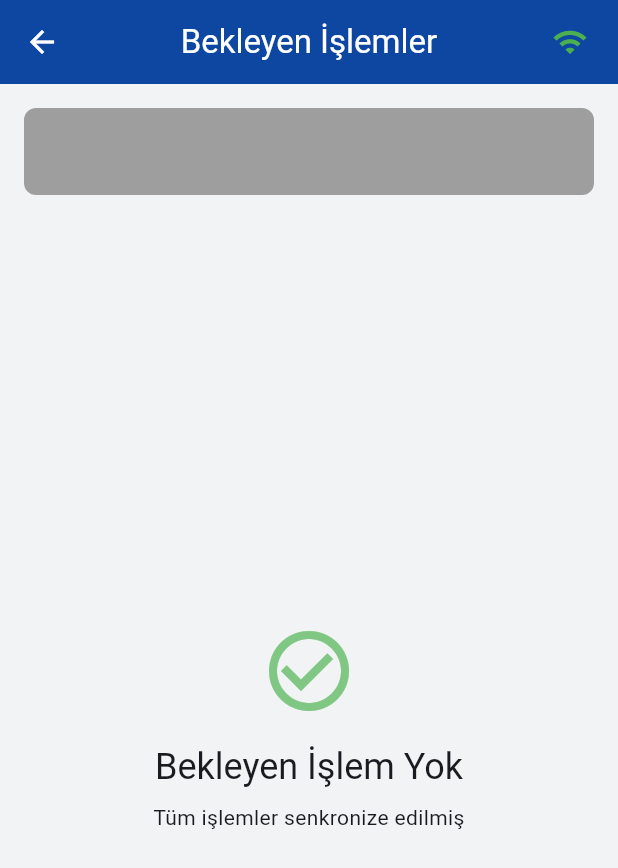
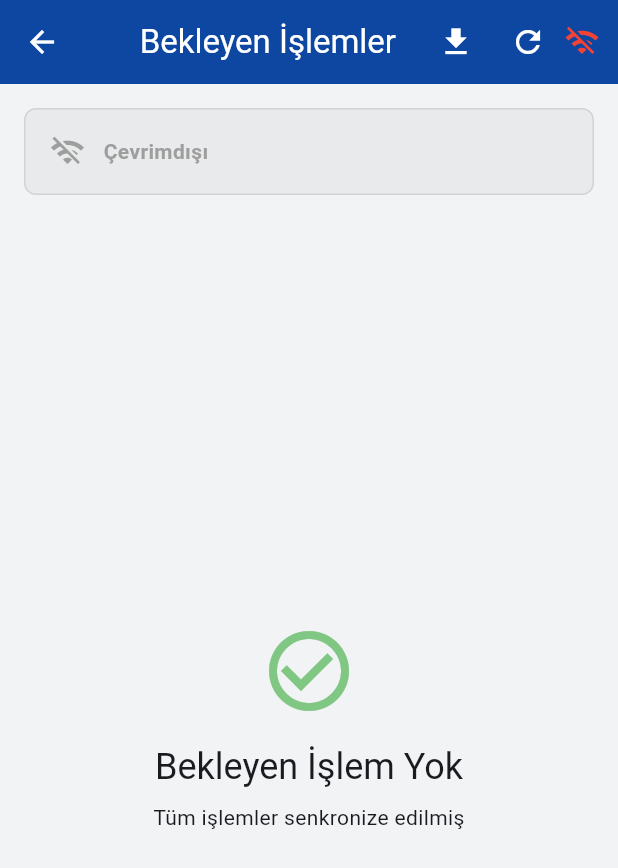
Before and after one commit to foxxafa/diapalet, a Flutter app: the PendingOperationsScreen screen opened directly, on a phone screen of 412 x 824 dp. Shown: the top 868 px of the screen. Run offline on Flutter 3.47's test engine with Material 3 defaults, Android fonts, the phone set to English and light mode, and no system bars; our stand-ins replace connectivity_plus, device_info_plus, dio, easy_localization, sqflite; missing offline and left inert: mobile_scanner; accounts and stored records are empty; network calls fail.

Commit message:
Refactor PendingOperationsScreen to improve UI and connectivity indication
- Replaced withValues method with withOpacity for color adjustments.
- Changed app bar implementation from SharedAppBar to AppBar for consistency.
- Added a connectivity indicator to the app bar to reflect sync status.

```diff
--- a/lib/features/pending_operations/presentation/pending_operations_screen.dart
+++ b/lib/features/pending_operations/presentation/pending_operations_screen.dart
@@ -2,7 +2,6 @@ import 'package:flutter/material.dart';
 import 'package:easy_localization/easy_localization.dart';
 import '../../../core/sync/sync_service.dart';
 import '../../../core/sync/pending_operation.dart';
-import '../../../core/widgets/shared_app_bar.dart';
 
 class PendingOperationsScreen extends StatefulWidget {
   const PendingOperationsScreen({super.key});
@@ -159,8 +158,8 @@ class _PendingOperationsScreenState extends State<PendingOperationsScreen> {
       padding: const EdgeInsets.all(16.0),
       margin: const EdgeInsets.all(16.0),
       decoration: BoxDecoration(
-        color: color.withValues(opacity: 0.1),
-        border: Border.all(color: color.withValues(opacity: 0.3)),
+        color: color.withOpacity(0.1),
+        border: Border.all(color: color.withOpacity(0.3)),
         borderRadius: BorderRadius.circular(8.0),
       ),
       child: Row(
@@ -226,7 +225,7 @@ class _PendingOperationsScreenState extends State<PendingOperationsScreen> {
         leading: Container(
           padding: const EdgeInsets.all(8.0),
           decoration: BoxDecoration(
-            color: iconColor.withValues(opacity: 0.1),
+            color: iconColor.withOpacity(0.1),
             borderRadius: BorderRadius.circular(8.0),
           ),
           child: Icon(icon, color: iconColor),
@@ -314,8 +313,9 @@ class _PendingOperationsScreenState extends State<PendingOperationsScreen> {
   @override
   Widget build(BuildContext context) {
     return Scaffold(
-      appBar: SharedAppBar(
-        title: 'pending_operations.title'.tr(),
+      appBar: AppBar(
+        title: Text('pending_operations.title'.tr()),
+        centerTitle: true,
         actions: [
           IconButton(
             icon: const Icon(Icons.download),
@@ -326,6 +326,14 @@ class _PendingOperationsScreenState extends State<PendingOperationsScreen> {
             icon: const Icon(Icons.refresh),
             onPressed: _loadPendingOperations,
             tooltip: 'pending_operations.refresh'.tr(),
+          ),
+          // Add connectivity indicator like SharedAppBar
+          Padding(
+            padding: const EdgeInsets.only(right: 12.0),
+            child: Icon(
+              _syncStatus == SyncStatus.offline ? Icons.wifi_off : Icons.wifi,
+              color: _syncStatus == SyncStatus.offline ? Colors.red : Colors.green,
+            ),
           ),
         ],
       ),
```
